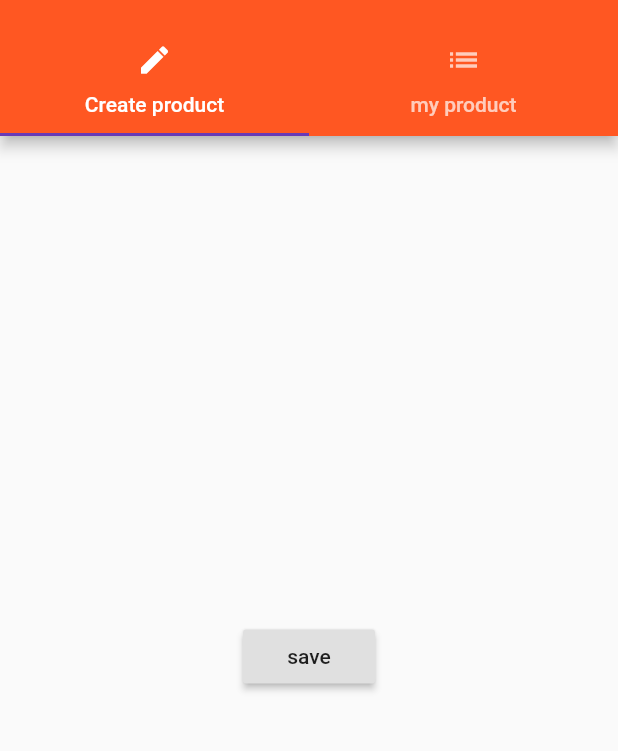
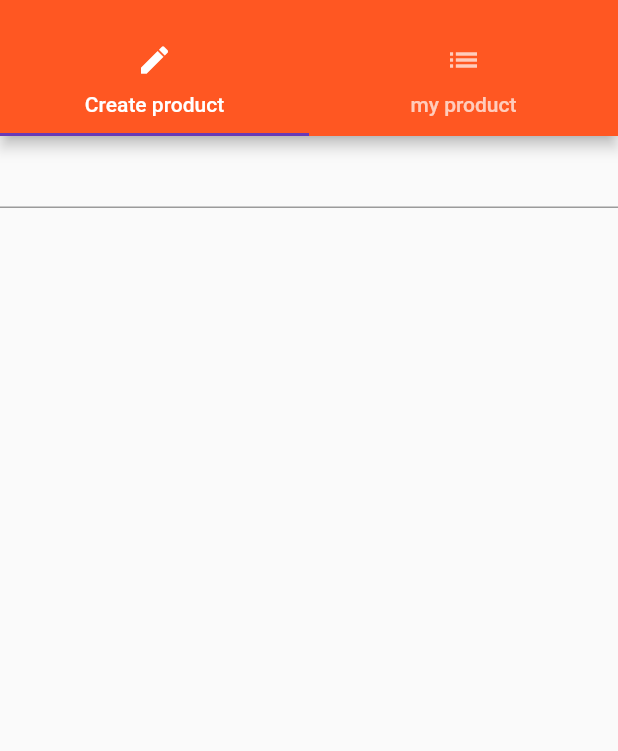
Before and after one commit to shyamanthawijesiri/flutterbookapp, a Flutter app: the ProductsAdiminPage screen opened by its route, on a phone screen of 412 x 824 dp, the part 59-810 px from its top. Run offline on Flutter 3.47's test engine with Material 2 defaults, Android fonts, the phone set to English and light mode, and no system bars.

```diff
--- a/lib/pages/product_create.dart
+++ b/lib/pages/product_create.dart
@@ -1,16 +1,34 @@
-
+// -----------------------------Modal----------------------------
+// Center(child: RaisedButton(child: Text('save'),
+//     onPressed: () {
+//       showModalBottomSheet(context: context, builder: (BuildContext context){
+//         return Center(child: Text('This is modal'),);
+//       });
+//     },),);
 
 import 'package:flutter/material.dart';
 
-class ProductCreatePage extends StatelessWidget{
+class ProductCreatePage extends StatefulWidget{
+
+@override
+  State<StatefulWidget> createState() {
+    // TODO: implement createState
+    return _ProductCreatePageState();
+  }
+}
+class _ProductCreatePageState extends State<ProductCreatePage>{
+String titleValue = '';
+
 @override
   Widget build(BuildContext context) {
     // TODO: implement build
-    return Center(child: RaisedButton(child: Text('save'),
-    onPressed: () {
-      showModalBottomSheet(context: context, builder: (BuildContext context){
-        return Center(child: Text('This is modal'),);
-      });
-    },),);
+    return Column(children:<Widget>[
+      TextField(onChanged: (String value){
+        setState(() {
+          titleValue = value;
+        });
+      },),
+      Text(titleValue),
+    ]);
   }
 }
```
